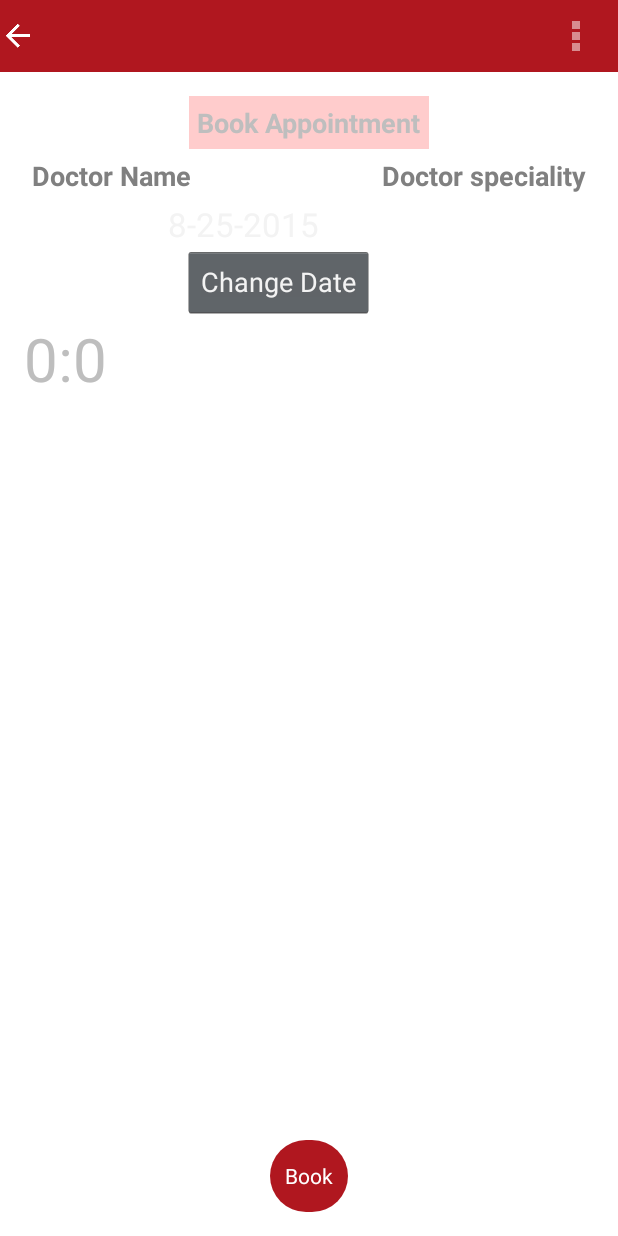
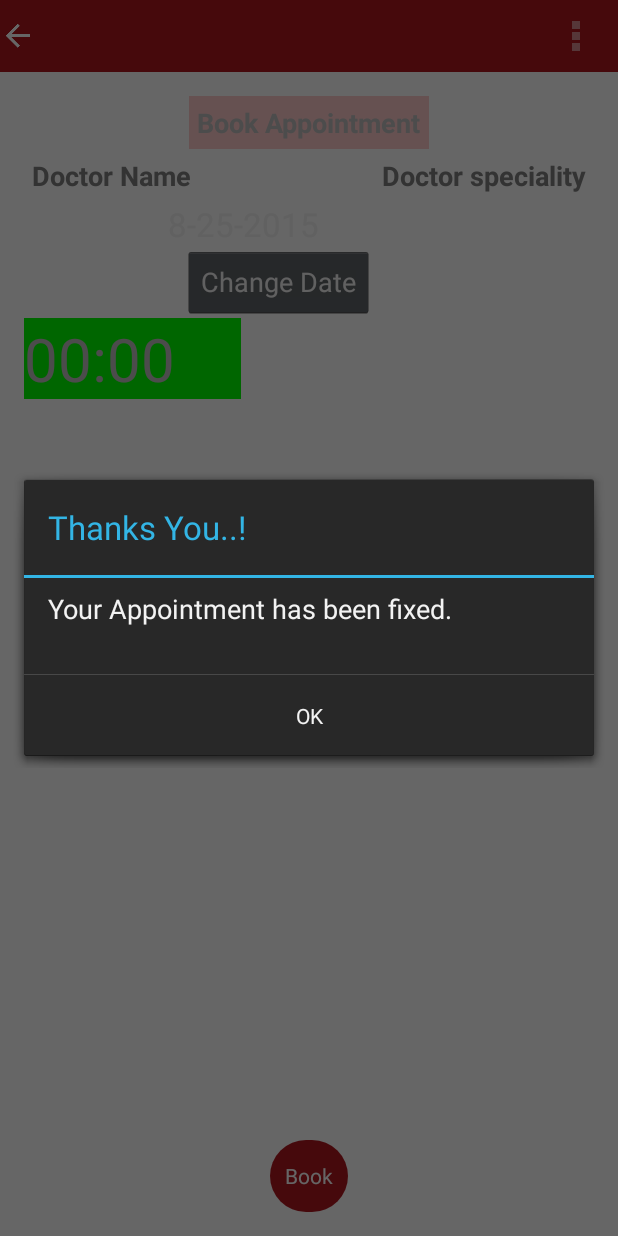
Before and after one commit to ambey/MobApp, an Android app: the BookAppointment screen opened directly, with no data from a screen before it, in the options menu, after a tap on "Settings", on a phone screen of 412 x 824 dp. Run offline under Robolectric (Android 15) with nearby library versions, the phone set to English and light mode, and no system bars; 13 statements that could not run were skipped.

Commit message:
Book appointment, selecting the time (from selected date), selecting and book appointment. validation of start and end time. signUp pages.

```diff
--- a/app/src/main/java/com/extenprise/mapp/service/activity/BookAppointment.java
+++ b/app/src/main/java/com/extenprise/mapp/service/activity/BookAppointment.java
@@ -3,11 +3,17 @@ package com.extenprise.mapp.service.activity;
 import android.app.Activity;
 import android.app.DatePickerDialog;
 import android.app.Dialog;
+import android.content.ContentValues;
+import android.content.Intent;
+import android.database.sqlite.SQLiteDatabase;
+import android.graphics.Color;
+import android.os.AsyncTask;
 import android.support.v7.app.ActionBarActivity;
 import android.os.Bundle;
 import android.view.Menu;
 import android.view.MenuItem;
 import android.view.View;
+import android.widget.AdapterView;
 import android.widget.ArrayAdapter;
 import android.widget.Button;
 import android.widget.DatePicker;
@@ -16,13 +22,21 @@ import android.widget.TextView;
 
 import com.extenprise.mapp.LoginHolder;
 import com.extenprise.mapp.R;
+import com.extenprise.mapp.db.MappContract;
+import com.extenprise.mapp.db.MappDbHelper;
 import com.extenprise.mapp.service.data.ServProvHasServHasServPt;
+import com.extenprise.mapp.service.data.ServProvHasService;
+import com.extenprise.mapp.service.data.Service;
+import com.extenprise.mapp.service.data.ServicePoint;
 import com.extenprise.mapp.service.data.ServiceProvider;
 import com.extenprise.mapp.util.UIUtility;
 
+import java.text.ParseException;
+import java.text.SimpleDateFormat;
 import java.util.ArrayList;
 import java.util.Calendar;
 import java.util.Collections;
+import java.util.Date;
 
 
 public class BookAppointment extends Activity {
@@ -33,13 +47,14 @@ public class BookAppointment extends Activity {
     //private View mProgressView;
     private ListView mListTimeSlots;
 
-    private TextView tvDisplayDate;
-    private DatePicker dpResult;
-    private Button btnChangeDate;
+    private TextView mTvDisplayDate;
+    private DatePicker mDpResult;
+    private Button mBtnChangeDate, mbuttonBook;
 
     private int year;
     private int month;
     private int day;
+    private String selectedItem;
 
     static final int DATE_DIALOG_ID = 999;
 
@@ -64,7 +79,7 @@ public class BookAppointment extends Activity {
 
         ArrayList<String> liste = new ArrayList<String>();
 
-        for(int i=LoginHolder.spsspt.getStartTime(); i<=LoginHolder.spsspt.getEndTime(); i++) {
+        for(int i=LoginHolder.spsspt.getStartTime(); i<=LoginHolder.spsspt.getEndTime();) {
             String from = UIUtility.getTimeString(i);
             liste.add(from);
             i=i+30;
@@ -83,10 +98,21 @@ public class BookAppointment extends Activity {
 
     }
 
+    public void bookAppointment(View view) {
+        //UIUtility.showProgress(this, mFormView, mProgressView, true);
+
+        SaveAppointData task = new SaveAppointData(this);
+        task.execute((Void) null);
+    }
+
     public void setTimeSlots(Calendar cal) {
 
         if(!(UIUtility.findDocAvailability(LoginHolder.spsspt.getWeeklyOff(), cal))) {
             UIUtility.showAlert(this, "Sorry!", "Doctor is not available on the given date.");
+            // listView is your instance of your ListView
+            ArrayAdapter sampleAdapter = (ArrayAdapter)mListTimeSlots.getAdapter();
+            sampleAdapter.clear();
+            sampleAdapter.notifyDataSetChanged();
             return;
         }
 
@@ -105,13 +131,29 @@ public class BookAppointment extends Activity {
         ArrayAdapter<String> adapter = new ArrayAdapter<String>(this,
                 R.layout.activity_time_slots, liste);
 
+        mListTimeSlots.setDescendantFocusability(ListView.FOCUS_BLOCK_DESCENDANTS);
+        mListTimeSlots.setOnItemClickListener(new AdapterView.OnItemClickListener() {
+            @Override
+            public void onItemClick(AdapterView<?> parent, View view, int position, long id) {
+
+                for(int a = 0; a < parent.getChildCount(); a++)
+                {
+                    parent.getChildAt(a).setBackgroundColor(Color.TRANSPARENT);
+                }
+                view.setBackgroundColor(Color.GREEN);
+
+                selectedItem = mListTimeSlots.getItemAtPosition(position).toString().trim();
+
+            }
+        });
+
         mListTimeSlots.setAdapter(adapter);
     }
 
     public void setCurrentDateOnView() {
 
-        tvDisplayDate = (TextView) findViewById(R.id.tvDate);
-        dpResult = (DatePicker) findViewById(R.id.datePicker);
+        mTvDisplayDate = (TextView) findViewById(R.id.tvDate);
+        mDpResult = (DatePicker) findViewById(R.id.datePicker);
 
         final Calendar c = Calendar.getInstance();
         year = c.get(Calendar.YEAR);
@@ -119,22 +161,22 @@ public class BookAppointment extends Activity {
         day = c.get(Calendar.DAY_OF_MONTH);
 
         // set current date into textview
-        tvDisplayDate.setText(new StringBuilder()
+        mTvDisplayDate.setText(new StringBuilder()
                 // Month is 0 based, just add 1
                 .append(month + 1).append("-").append(day).append("-")
                 .append(year).append(" "));
 
         // set current date into datepicker
-        dpResult.init(year, month, day, null);
+        mDpResult.init(year, month, day, null);
         setTimeSlots(c);
 
     }
 
     public void addListenerOnButton() {
 
-        btnChangeDate = (Button) findViewById(R.id.btnChangeDate);
+        mBtnChangeDate = (Button) findViewById(R.id.btnChangeDate);
 
-        btnChangeDate.setOnClickListener(new View.OnClickListener() {
+        mBtnChangeDate.setOnClickListener(new View.OnClickListener() {
 
             @Override
             public void onClick(View v) {
@@ -170,18 +212,16 @@ public class BookAppointment extends Activity {
             day = selectedDay;
 
             // set selected date into textview
-            tvDisplayDate.setText(new StringBuilder().append(month + 1)
+            mTvDisplayDate.setText(new StringBuilder().append(month + 1)
                     .append("-").append(day).append("-").append(year)
                     .append(" "));
 
             // set selected date into datepicker also
-            dpResult.init(year, month, day, null);
+            mDpResult.init(year, month, day, null);
 
             Calendar cal = Calendar.getInstance();
             cal.set(year, month, day);
             setTimeSlots(cal);
-
-
         }
     };
 
@@ -206,4 +246,55 @@ public class BookAppointment extends Activity {
 
         return super.onOptionsItemSelected(item);
     }
+
+    class SaveAppointData extends AsyncTask<Void, Void, Void> {
+
+        private Activity myActivity;
+
+        public SaveAppointData(Activity activity) {
+            myActivity = activity;
+        }
+
+        @Override
+        protected Void doInBackground(Void... voids) {
+            ServProvHasServHasServPt spsspt = LoginHolder.spsspt;
+            ServiceProvider sp = LoginHolder.spsspt.getServProvHasService().getServProv();
+
+            MappDbHelper dbHelper = new MappDbHelper(getApplicationContext());
+            SQLiteDatabase db = dbHelper.getWritableDatabase();
+
+            /*Date date = null;
+            try {
+                date = new SimpleDateFormat("dd.MM.yyyy").parse(mTvDisplayDate.toString());
+            } catch (ParseException e) {
+                e.printStackTrace();
+            }*/
+
+            ContentValues values = new ContentValues();
+            values.put(MappContract.Appointment.COLUMN_NAME_FROM_TIME, UIUtility.getMinutes(selectedItem));
+            //values.put(MappContract.Appointment.COLUMN_NAME_TO_TIME, spsspt.getEndTime());
+            values.put(MappContract.Appointment.COLUMN_NAME_DATE, mTvDisplayDate.toString());
+            values.put(MappContract.Appointment.COLUMN_NAME_SERVICE_POINT_TYPE, spsspt.getServPointType());
+            values.put(MappContract.Appointment.COLUMN_NAME_SERVICE_NAME, spsspt.getServProvHasService().getService().getName());
+            values.put(MappContract.Appointment.COLUMN_NAME_SPECIALITY, spsspt.getServProvHasService().getService().getSpeciality());
+            values.put(MappContract.Appointment.COLUMN_NAME_ID_SERV_PROV, sp.getIdServiceProvider());
+
+            db.insert(MappContract.Appointment.TABLE_NAME, null, values);
+            return null;
+        }
+
+        @Override
+        protected void onPostExecute(Void aVoid) {
+            if(UIUtility.showAlert(myActivity, "Thanks You..!", "Your Appointment has been fixed.")) {
+                /*Intent intent = new Intent(myActivity, SearchDoctorActivity.class);
+                startActivity(intent);*/
+                return;
+            }
+        }
+
+        @Override
+        protected void onCancelled() {
+        }
+
+    }
 }
--- a/app/src/main/java/com/extenprise/mapp/util/UIUtility.java
+++ b/app/src/main/java/com/extenprise/mapp/util/UIUtility.java
@@ -69,7 +69,8 @@ public abstract class UIUtility {
     }
 
     public static String getTimeString (int minutes) {
-        return minutes / 60 + ":" + minutes % 60;
+        return String.format("%02d:%02d", minutes / 60, minutes % 60);
+        //return minutes / 60 + ":" + minutes % 60;
     }
 
     public static boolean findDocAvailability(String weekOff, Calendar calendar) {
--- a/app/src/main/res/layout/activity_book_appointment.xml
+++ b/app/src/main/res/layout/activity_book_appointment.xml
@@ -66,6 +66,7 @@
         android:layout_width="wrap_content"
         android:layout_height="wrap_content"
         android:id="@+id/listTimeSlots"
+        android:choiceMode="singleChoice"
         android:layout_centerHorizontal="true"
         android:layout_above="@+id/buttonBook"
         android:layout_below="@+id/btnChangeDate" />
@@ -80,6 +81,7 @@
         android:textColor="#fff"
         android:id="@+id/buttonBook"
         android:layout_alignParentBottom="true"
+        android:onClick="bookAppointment"
         android:layout_centerHorizontal="true" />
 
     <Button
--- a/app/src/main/res/layout/activity_login.xml
+++ b/app/src/main/res/layout/activity_login.xml
@@ -107,7 +107,7 @@
 
 
             <TextView
-                android:id="@+id/registerServProv"
+                android:id="@+id/notRegistered"
                 style="?android:textAppearanceSmall"
                 android:layout_width="200dp"
                 android:layout_height="wrap_content"
--- a/app/src/main/res/layout/activity_search_doctor.xml
+++ b/app/src/main/res/layout/activity_search_doctor.xml
@@ -106,11 +106,11 @@
                 android:layout_marginTop="20dp"
                 android:background="@drawable/button"
                 android:onClick="showSignInScreen"
-                android:text="@string/i_am_doctor"
+                android:text="Sign-In"
                 android:textColor="#fff"
                 android:textSize="18sp"
                 android:textStyle="bold"
-                android:visibility="visible"
+                android:visibility="invisible"
                 />
 
             <Button
--- a/app/src/main/res/layout/activity_sign_up_previous.xml
+++ b/app/src/main/res/layout/activity_sign_up_previous.xml
@@ -5,8 +5,7 @@
     android:paddingRight="@dimen/activity_horizontal_margin"
     android:paddingTop="@dimen/activity_vertical_margin"
     android:paddingBottom="@dimen/activity_vertical_margin"
-    tools:context="com.extenprise.mapp.service.activity.SignUpPrevious"
-    >
+    tools:context="com.extenprise.mapp.service.activity.SignUpPrevious">
 
     <ScrollView
         android:id="@+id/signup_form"
```
Also changed, not shown: app/src/main/java/com/extenprise/mapp/service/activity/AddWorkPlaceActivity.java (+22 -3 lines), app/src/main/java/com/extenprise/mapp/service/activity/LoginActivity.java (+5 -3 lines), app/src/main/java/com/extenprise/mapp/service/activity/SignUpPrevious.java (+15 -1 lines).
